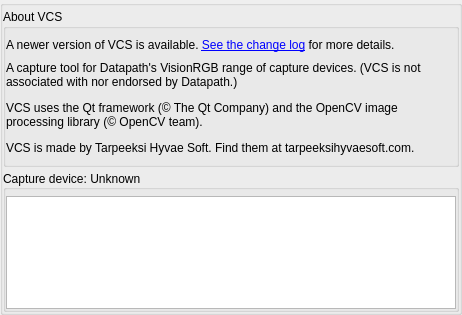
mrehkopf/vcs, file src/display/qt/dialogs/ui/about_dialog.ui: the form before one commit.
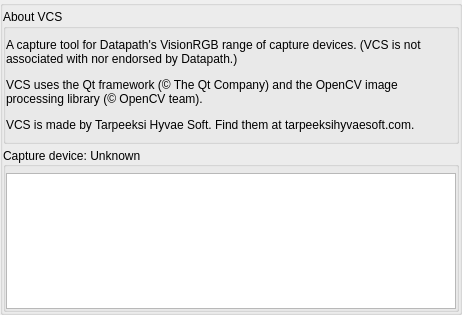
The form after the commit. Custom widgets are drawn as their Qt base class.

Commit message:
gui: Remove over-network check for new version
The server hasn't been available for a few years, and I don't think
that's going to change in a hurry.

Patch:
```diff
--- a/src/display/qt/dialogs/ui/about_dialog.ui
+++ b/src/display/qt/dialogs/ui/about_dialog.ui
@@ -43,7 +43,7 @@
         <x>0</x>
         <y>0</y>
         <width>448</width>
-        <height>348</height>
+        <height>346</height>
        </rect>
       </property>
       <layout class="QVBoxLayout" name="verticalLayout_4">
@@ -137,30 +137,6 @@
                 <property name="bottomMargin">
                  <number>0</number>
                 </property>
-                <item>
-                 <widget class="QLabel" name="label_newVersionNotice">
-                  <property name="sizePolicy">
-                   <sizepolicy hsizetype="Preferred" vsizetype="Preferred">
-                    <horstretch>0</horstretch>
-                    <verstretch>0</verstretch>
-                   </sizepolicy>
-                  </property>
-                  <property name="font">
-                   <font>
-                    <italic>false</italic>
-                   </font>
-                  </property>
-                  <property name="text">
-                   <string>&lt;html&gt;&lt;head/&gt;&lt;body&gt;&lt;p&gt;A newer version of VCS is available. &lt;a href=&quot;https://www.github.com/leikareipa/vcs/releases/&quot;&gt;&lt;span style=&quot; text-decoration: underline; color:#0000ff;&quot;&gt;See the change log&lt;/span&gt;&lt;/a&gt; for more details.&lt;/p&gt;&lt;/body&gt;&lt;/html&gt;</string>
-                  </property>
-                  <property name="wordWrap">
-                   <bool>true</bool>
-                  </property>
-                  <property name="openExternalLinks">
-                   <bool>true</bool>
-                  </property>
-                 </widget>
-                </item>
                 <item>
                  <widget class="QLabel" name="label_17">
                   <property name="sizePolicy">
```
The commit also changes 3 other files.
